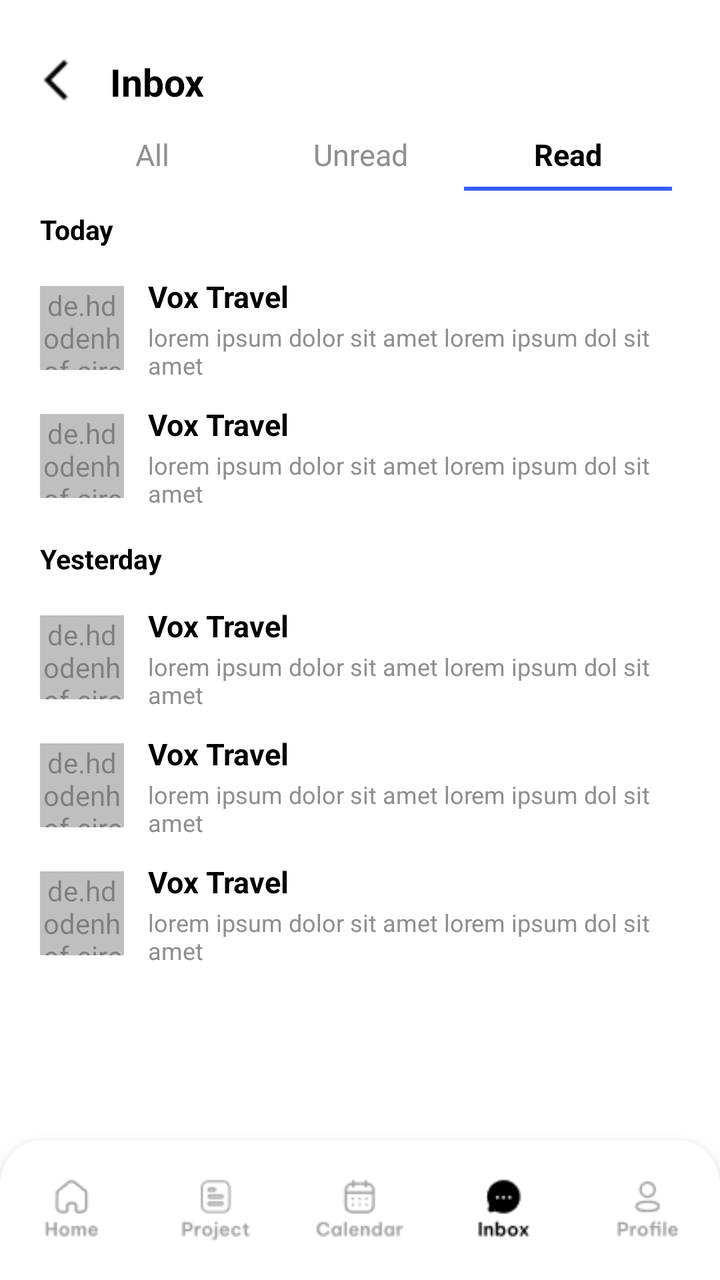
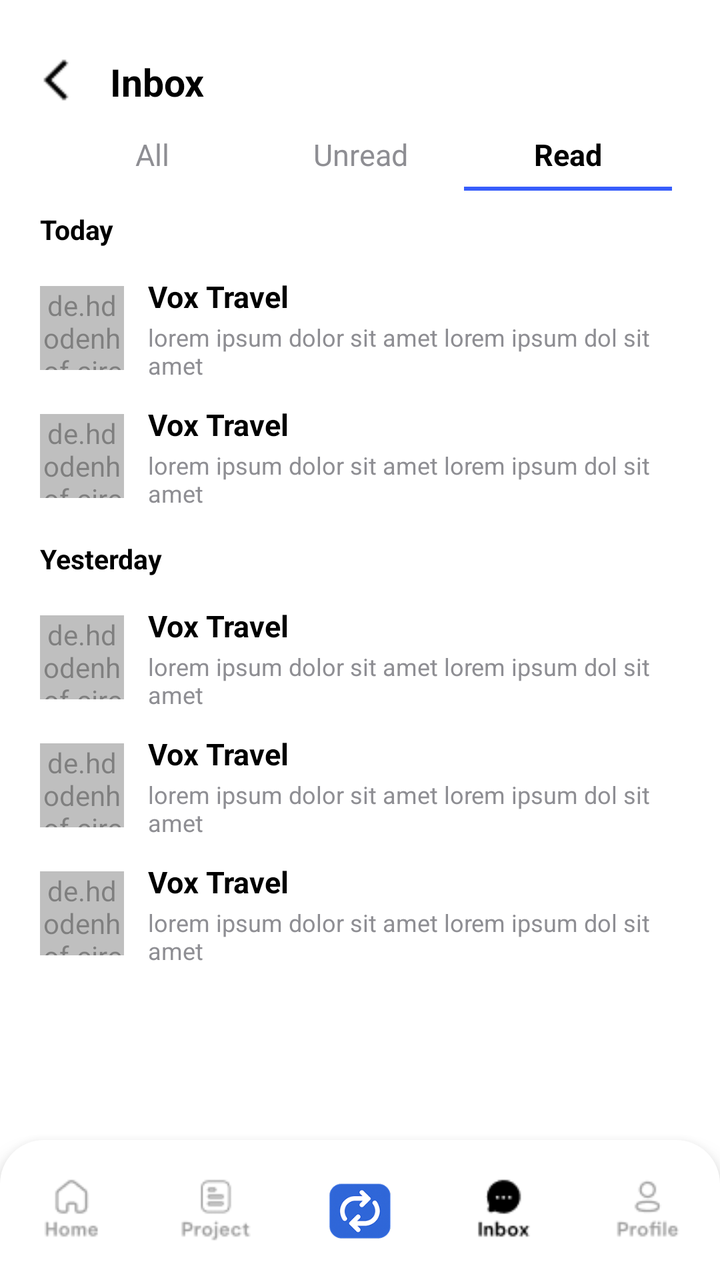

Screens rendered from an Android XML layout before and after an edit, with the pre-edit source and the edit as a unified diff.
<!-- AndroidManifest.xml: application theme Theme.Teamflow -->
<!-- res/layout/activity_inbox_read.xml -->
<?xml version="1.0" encoding="utf-8"?>
<RelativeLayout xmlns:android="http://schemas.android.com/apk/res/android"
    xmlns:app="http://schemas.android.com/apk/res-auto"
    xmlns:tools="http://schemas.android.com/tools"
    android:layout_width="match_parent"
    android:layout_height="match_parent"
    android:background="@color/white"
    android:paddingTop="15dp"
    tools:context=".inbox_read">

    
    <RelativeLayout
        android:id="@+id/topBar"
        android:layout_width="match_parent"
        android:layout_height="52dp"
        android:paddingStart="16dp"
        android:paddingEnd="16dp"
        android:gravity="center_vertical">

        <ImageView
            android:id="@+id/backArrow"
            android:layout_width="24dp"
            android:layout_height="24dp"
            android:src="@drawable/back_arrow_head"
            android:layout_alignParentStart="true" />

        <TextView
            android:id="@+id/title"
            android:layout_width="wrap_content"
            android:layout_height="wrap_content"
            android:layout_toEndOf="@id/backArrow"
            android:layout_marginLeft="15dp"
            android:text="Inbox"
            android:textColor="@color/black"
            android:textSize="19sp"
            android:textStyle="bold" />
    </RelativeLayout>

    
    <LinearLayout
        android:id="@+id/tabLayout"
        android:layout_below="@id/topBar"
        android:layout_width="match_parent"
        android:layout_height="wrap_content"
        android:orientation="horizontal"
        android:gravity="center"
        android:paddingHorizontal="24dp">

        <TextView
            android:id="@+id/tabAll"
            android:layout_width="0dp"
            android:layout_height="wrap_content"
            android:layout_weight="1"
            android:gravity="center"
            android:text="All"
            android:textColor="@color/textgrey"
            android:textSize="15sp" />

        <TextView
            android:id="@+id/tabUnread"
            android:layout_width="0dp"
            android:layout_height="wrap_content"
            android:layout_weight="1"
            android:gravity="center"
            android:text="Unread"
            android:textColor="@color/textgrey"
            android:textSize="15sp" />

        <TextView
            android:id="@+id/tabRead"
            android:layout_width="0dp"
            android:layout_height="wrap_content"
            android:layout_weight="1"
            android:gravity="center"
            android:text="Read"
            android:textColor="@color/black"
            android:textStyle="bold"
            android:textSize="15sp" />
    </LinearLayout>

    
    <LinearLayout
        android:id="@+id/tabUnderlineRow"
        android:layout_width="match_parent"
        android:layout_height="2dp"
        android:layout_below="@id/tabLayout"
        android:layout_marginTop="6dp"
        android:paddingHorizontal="24dp"
        android:orientation="horizontal"
        android:weightSum="3">

        <View
            android:layout_width="0dp"
            android:layout_height="match_parent"
            android:layout_weight="1"
            android:background="@android:color/transparent" />

        <View
            android:layout_width="0dp"
            android:layout_height="match_parent"
            android:layout_weight="1"
            android:background="@android:color/transparent" />

        <View
            android:layout_width="0dp"
            android:layout_height="match_parent"
            android:layout_weight="1"
            android:background="@color/bluebg" />
    </LinearLayout>

    
    <ScrollView
        android:id="@+id/scroll"
        android:layout_width="match_parent"
        android:layout_height="match_parent"
        android:layout_below="@id/tabUnderlineRow"
        android:layout_above="@id/bottomNav"
        android:fillViewport="true">

        <LinearLayout
            android:layout_width="match_parent"
            android:layout_height="wrap_content"
            android:orientation="vertical"
            android:paddingHorizontal="20dp"
            android:paddingTop="10dp">

            
            <TextView
                android:layout_width="wrap_content"
                android:layout_height="wrap_content"
                android:text="Today"
                android:textColor="@color/black"
                android:textStyle="bold"
                android:textSize="13.5sp"
                android:layout_marginBottom="8dp" />

            
            <LinearLayout
                android:layout_width="match_parent"
                android:layout_height="64dp"
                android:orientation="horizontal"
                android:gravity="center_vertical"
                android:paddingVertical="6dp">

                <de.hdodenhof.circleimageview.CircleImageView
                    android:layout_width="42dp"
                    android:layout_height="42dp"
                    android:src="@drawable/pfp1"
                    android:alpha="0.5" />

                <LinearLayout
                    android:layout_width="0dp"
                    android:layout_height="wrap_content"
                    android:layout_weight="1"
                    android:layout_marginStart="12dp"
                    android:orientation="vertical">

                    <TextView
                        android:layout_width="wrap_content"
                        android:layout_height="wrap_content"
                        android:text="Vox Travel"
                        android:textColor="@color/black"
                        android:textStyle="bold"
                        android:textSize="15sp" />

                    <TextView
                        android:layout_width="wrap_content"
                        android:layout_height="wrap_content"
                        android:layout_marginTop="2dp"
                        android:text="lorem ipsum dolor sit amet lorem ipsum dol sit amet"
                        android:textColor="@color/textgrey"
                        android:textSize="12sp" />
                </LinearLayout>
            </LinearLayout>

            
            <LinearLayout
                android:layout_width="match_parent"
                android:layout_height="64dp"
                android:orientation="horizontal"
                android:gravity="center_vertical"
                android:paddingVertical="6dp">

                <de.hdodenhof.circleimageview.CircleImageView
                    android:layout_width="42dp"
                    android:layout_height="42dp"
                    android:src="@drawable/pfp3"
                    android:alpha="0.5" />

                <LinearLayout
                    android:layout_width="0dp"
                    android:layout_height="wrap_content"
                    android:layout_weight="1"
                    android:layout_marginStart="12dp"
                    android:orientation="vertical">

                    <TextView
                        android:layout_width="wrap_content"
                        android:layout_height="wrap_content"
                        android:text="Vox Travel"
                        android:textColor="@color/black"
                        android:textStyle="bold"
                        android:textSize="15sp" />

                    <TextView
                        android:layout_width="wrap_content"
                        android:layout_height="wrap_content"
                        android:layout_marginTop="2dp"
                        android:text="lorem ipsum dolor sit amet lorem ipsum dol sit amet"
                        android:textColor="@color/textgrey"
                        android:textSize="12sp" />
                </LinearLayout>
            </LinearLayout>

            
            <TextView
                android:layout_width="wrap_content"
                android:layout_height="wrap_content"
                android:text="Yesterday"
                android:textColor="@color/black"
                android:textStyle="bold"
                android:textSize="13.5sp"
                android:layout_marginTop="10dp"
                android:layout_marginBottom="8dp" />

            
            <LinearLayout
                android:layout_width="match_parent"
                android:layout_height="64dp"
                android:orientation="horizontal"
                android:gravity="center_vertical"
                android:paddingVertical="6dp">

                <de.hdodenhof.circleimageview.CircleImageView
                    android:layout_width="42dp"
                    android:layout_height="42dp"
                    android:src="@drawable/pfp4"
                    android:alpha="0.5" />

                <LinearLayout
                    android:layout_width="0dp"
                    android:layout_height="wrap_content"
                    android:layout_weight="1"
                    android:layout_marginStart="12dp"
                    android:orientation="vertical">

                    <TextView
                        android:layout_width="wrap_content"
                        android:layout_height="wrap_content"
                        android:text="Vox Travel"
                        android:textColor="@color/black"
                        android:textStyle="bold"
                        android:textSize="15sp" />

                    <TextView
                        android:layout_width="wrap_content"
                        android:layout_height="wrap_content"
                        android:layout_marginTop="2dp"
                        android:text="lorem ipsum dolor sit amet lorem ipsum dol sit amet"
                        android:textColor="@color/textgrey"
                        android:textSize="12sp" />
                </LinearLayout>
            </LinearLayout>

            
            <LinearLayout
                android:layout_width="match_parent"
                android:layout_height="64dp"
                android:orientation="horizontal"
                android:gravity="center_vertical"
                android:paddingVertical="6dp">

                <de.hdodenhof.circleimageview.CircleImageView
                    android:layout_width="42dp"
                    android:layout_height="42dp"
                    android:src="@drawable/pfp5"
                    android:alpha="0.5" />

                <LinearLayout
                    android:layout_width="0dp"
                    android:layout_height="wrap_content"
                    android:layout_weight="1"
                    android:layout_marginStart="12dp"
                    android:orientation="vertical">

                    <TextView
                        android:layout_width="wrap_content"
                        android:layout_height="wrap_content"
                        android:text="Vox Travel"
                        android:textColor="@color/black"
                        android:textStyle="bold"
                        android:textSize="15sp" />

                    <TextView
                        android:layout_width="wrap_content"
                        android:layout_height="wrap_content"
                        android:layout_marginTop="2dp"
                        android:text="lorem ipsum dolor sit amet lorem ipsum dol sit amet"
                        android:textColor="@color/textgrey"
                        android:textSize="12sp" />
                </LinearLayout>
            </LinearLayout>

            
            <LinearLayout
                android:layout_width="match_parent"
                android:layout_height="64dp"
                android:orientation="horizontal"
                android:gravity="center_vertical"
                android:paddingVertical="6dp">

                <de.hdodenhof.circleimageview.CircleImageView
                    android:layout_width="42dp"
                    android:layout_height="42dp"
                    android:src="@drawable/pfp2"
                    android:alpha="0.5" />

                <LinearLayout
                    android:layout_width="0dp"
                    android:layout_height="wrap_content"
                    android:layout_weight="1"
                    android:layout_marginStart="12dp"
                    android:orientation="vertical">

                    <TextView
                        android:layout_width="wrap_content"
                        android:layout_height="wrap_content"
                        android:text="Vox Travel"
                        android:textColor="@color/black"
                        android:textStyle="bold"
                        android:textSize="15sp" />

                    <TextView
                        android:layout_width="wrap_content"
                        android:layout_height="wrap_content"
                        android:layout_marginTop="2dp"
                        android:text="lorem ipsum dolor sit amet lorem ipsum dol sit amet"
                        android:textColor="@color/textgrey"
                        android:textSize="12sp" />
                </LinearLayout>
            </LinearLayout>
        </LinearLayout>
    </ScrollView>

    
    <LinearLayout
        android:id="@+id/bottomNav"
        android:layout_alignParentBottom="true"
        android:layout_width="match_parent"
        android:layout_height="70dp"
        android:orientation="horizontal"
        android:weightSum="5"
        android:background="@drawable/bg_bottom_nav_round"
        android:elevation="8dp"
        android:paddingVertical="8dp">

        <LinearLayout android:layout_width="0dp" android:layout_height="match_parent" android:layout_weight="1" android:gravity="center">
            <ImageView android:layout_width="match_parent" android:layout_height="match_parent" android:layout_margin="10dp" android:src="@drawable/home_unselect"/>
        </LinearLayout>

        <LinearLayout android:layout_width="0dp" android:layout_height="match_parent" android:layout_weight="1" android:gravity="center">
            <ImageView android:layout_width="match_parent" android:layout_height="match_parent" android:layout_margin="10dp" android:src="@drawable/project_unselect"/>
        </LinearLayout>

        <LinearLayout android:layout_width="0dp" android:layout_height="match_parent" android:layout_weight="1" android:gravity="center">
            <ImageView android:layout_width="match_parent" android:layout_height="match_parent" android:layout_margin="10dp" android:src="@drawable/calendar_unselect"/>
        </LinearLayout>

        <LinearLayout android:layout_width="0dp" android:layout_height="match_parent" android:layout_weight="1" android:gravity="center">
            <ImageView android:layout_width="match_parent" android:layout_height="match_parent" android:layout_margin="10dp" android:src="@drawable/inbox_selected"/>
        </LinearLayout>

        <LinearLayout android:layout_width="0dp" android:layout_height="match_parent" android:layout_weight="1" android:gravity="center">
            <ImageView android:layout_width="match_parent" android:layout_height="match_parent" android:layout_margin="10dp" android:src="@drawable/profile_unselect"/>
        </LinearLayout>
    </LinearLayout>

</RelativeLayout>
<!-- resources referenced by this layout -->
<resources>
  <color name="black">#FF000000</color>
  <color name="bluebg">#375DFB</color>
  <color name="textgrey">#8E8E93</color>
  <color name="white">#FFFFFFFF</color>
  <!-- drawable back_arrow_head: png bitmap (drawable, 210 bytes) -->
  <!-- drawable bg_bottom_nav_round (drawable) -->
  <?xml version="1.0" encoding="utf-8"?>
  <shape xmlns:android="http://schemas.android.com/apk/res/android">
      <corners android:topLeftRadius="22dp" android:topRightRadius="22dp" />
      <solid android:color="@color/white" />
  </shape>
  <!-- drawable calendar_unselect: png bitmap (drawable, 1151 bytes) -->
  <!-- drawable home_unselect: png bitmap (drawable, 898 bytes) -->
  <!-- drawable inbox_selected: png bitmap (drawable, 603 bytes) -->
  <!-- drawable pfp1: png bitmap (drawable, 3442 bytes) -->
  <!-- drawable pfp2: png bitmap (drawable, 3665 bytes) -->
  <!-- drawable pfp3: png bitmap (drawable, 3564 bytes) -->
  <!-- drawable pfp4: png bitmap (drawable, 3070 bytes) -->
  <!-- drawable pfp5: png bitmap (drawable, 3588 bytes) -->
  <!-- drawable profile_unselect: png bitmap (drawable, 1003 bytes) -->
  <!-- drawable project_unselect: png bitmap (drawable, 1091 bytes) -->
  <style name="Theme.Teamflow" parent="Base.Theme.Teamflow" />
  <style name="Base.Theme.Teamflow" parent="Theme.Material3.DayNight.NoActionBar">
          
         <item name="colorPrimary">#2F6CE5</item>
      </style>
</resources>

<!-- the commit's change to res/layout/activity_inbox_read.xml (unified diff, before → after) -->
@@ -363,7 +363,7 @@
         </LinearLayout>
 
         <LinearLayout android:layout_width="0dp" android:layout_height="match_parent" android:layout_weight="1" android:gravity="center">
-            <ImageView android:layout_width="match_parent" android:layout_height="match_parent" android:layout_margin="10dp" android:src="@drawable/calendar_unselect"/>
+            <ImageView android:layout_width="match_parent" android:layout_height="match_parent" android:layout_margin="10dp" android:src="@drawable/logo_main"/>
         </LinearLayout>
 
         <LinearLayout android:layout_width="0dp" android:layout_height="match_parent" android:layout_weight="1" android:gravity="center">
<!-- resource entries referenced after the edit -->
@@ -11,9 +11,9 @@
       <corners android:topLeftRadius="22dp" android:topRightRadius="22dp" />
       <solid android:color="@color/white" />
   </shape>
-  <!-- drawable calendar_unselect: png bitmap (drawable, 1151 bytes) -->
   <!-- drawable home_unselect: png bitmap (drawable, 898 bytes) -->
   <!-- drawable inbox_selected: png bitmap (drawable, 603 bytes) -->
+  <!-- drawable logo_main: png bitmap (drawable, 15760 bytes) -->
   <!-- drawable pfp1: png bitmap (drawable, 3442 bytes) -->
   <!-- drawable pfp2: png bitmap (drawable, 3665 bytes) -->
   <!-- drawable pfp3: png bitmap (drawable, 3564 bytes) -->
